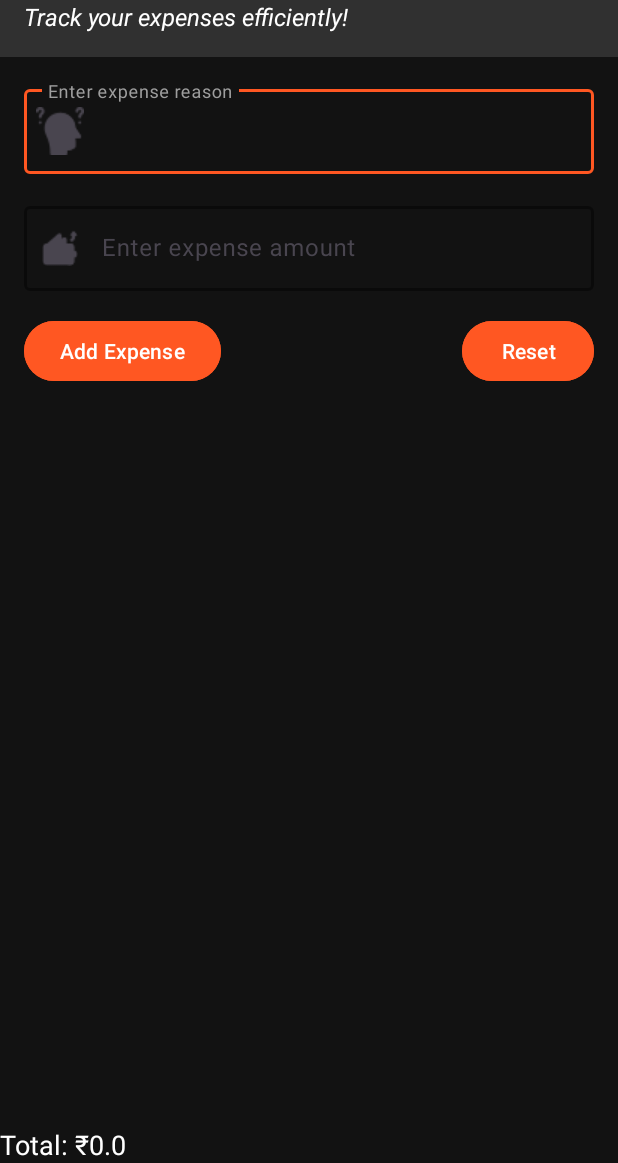
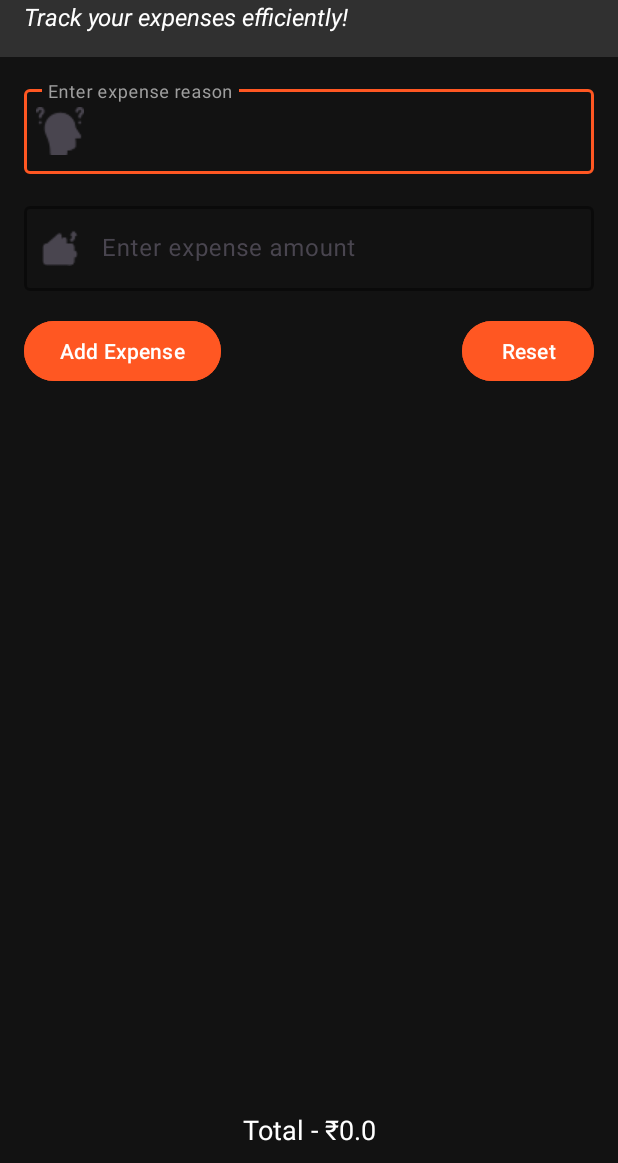
Before and after one commit to wolfnhk20/ExpenseTracker, an Android app: the screen it shows after launch (MainActivity), on a phone screen of 412 x 824 dp, the part 73-1236 px from its top. Run offline under Robolectric (Android 15) with nearby library versions, the phone set to English and light mode, and no system bars.

Commit message:
ui updates

```diff
--- a/app/src/main/java/com/wolf/expensetracker/DBHelper.java
+++ b/app/src/main/java/com/wolf/expensetracker/DBHelper.java
@@ -62,7 +62,7 @@ public class DBHelper extends SQLiteOpenHelper {
             do {
                 String reason = cursor.getString(cursor.getColumnIndex(COLUMN_EXPENSE_REASON));
                 double amount = cursor.getDouble(cursor.getColumnIndex(COLUMN_EXPENSE_AMOUNT));
-                expenses.add(reason + ": ₹" + amount);
+                expenses.add(reason + " - ₹" + amount);
             } while (cursor.moveToNext());
         }
         cursor.close();
--- a/app/src/main/java/com/wolf/expensetracker/MainActivity.java
+++ b/app/src/main/java/com/wolf/expensetracker/MainActivity.java
@@ -51,7 +51,7 @@ public class MainActivity extends AppCompatActivity {
 
         if (!expenseReason.isEmpty() && !expenseAmount.isEmpty()) {
             dbHelper.addExpense(expenseReason, Double.parseDouble(expenseAmount));
-            expenses.add(expenseReason + ": ₹" + expenseAmount);
+            expenses.add(expenseReason + " - ₹" + expenseAmount);
             adapter.notifyDataSetChanged();
             expenseReasonEditText.setText("");
             expenseEditText.setText("");
@@ -71,7 +71,7 @@ public class MainActivity extends AppCompatActivity {
 
     private void updateTotal() {
         double total = dbHelper.getTotal();
-        totalTextView.setText("Total: ₹" + total);
+        totalTextView.setText("Total - ₹" + total);
     }
 
     private void showDeleteDialog(final int position) {
--- /dev/null
+++ b/app/src/main/res/drawable/listview_bg.xml
@@ -0,0 +1,8 @@
+<shape xmlns:android="http://schemas.android.com/apk/res/android"
+    android:shape="rectangle">
+    <corners android:radius="8dp" />
+    <solid android:color="#36454F" />
+    <stroke
+        android:width="1dp"
+        android:color="@android:color/black" />
+</shape>
--- a/app/src/main/res/layout/activity_main.xml
+++ b/app/src/main/res/layout/activity_main.xml
@@ -129,21 +129,22 @@
         android:id="@+id/expenseListView"
         android:layout_width="match_parent"
         android:layout_height="wrap_content"
-        android:layout_below="@id/addExpenseButton"
+        android:layout_above="@id/totalTextView"
         android:layout_marginTop="16dp"
         android:divider="@android:color/darker_gray"
         android:dividerHeight="1dp"
-        android:background="@android:color/transparent"/>
+        android:background="@drawable/listview_bg"/>
 
     <!-- Total TextView -->
     <TextView
         android:id="@+id/totalTextView"
         android:layout_width="match_parent"
         android:layout_height="wrap_content"
-        android:layout_centerHorizontal="true"
+        android:layout_alignParentBottom="true"
         android:layout_marginTop="16dp"
         android:textColor="@color/text_color"
         android:textSize="18sp"
-        android:layout_alignParentBottom="true"/>
+        android:gravity="center_horizontal"
+        android:layout_marginBottom="10dp"/>
 
 </RelativeLayout>
```
